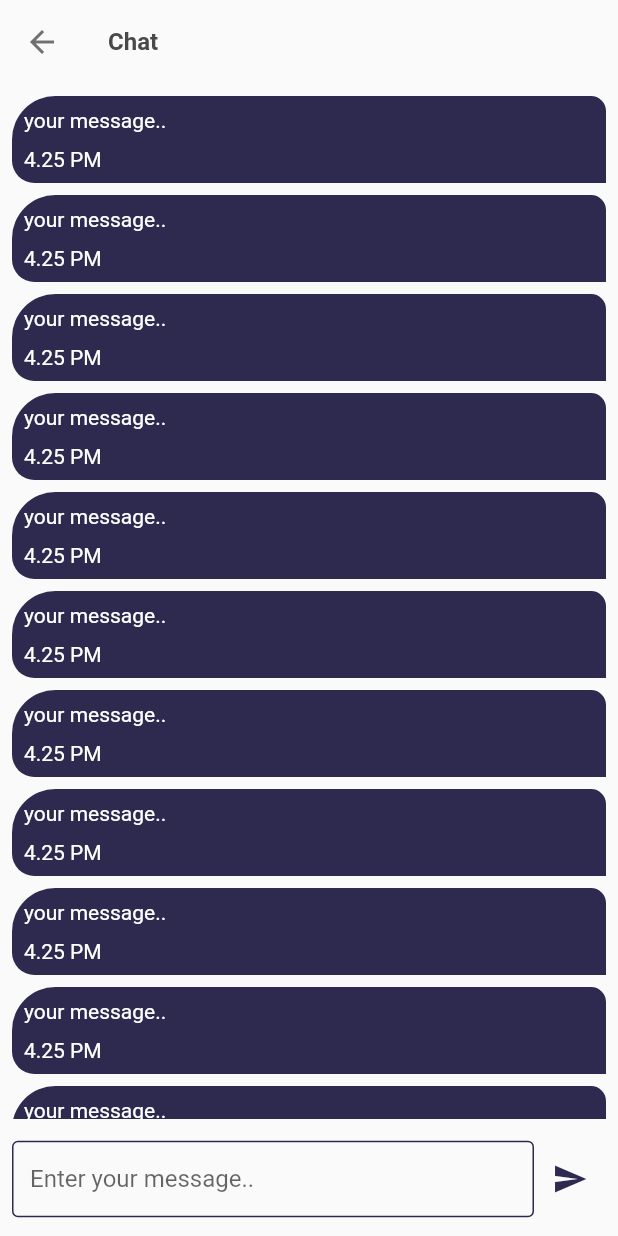
After one commit to Sohag-84/eMart-sellar-app, a Flutter app: the ChatScreen screen opened directly, on a phone screen of 412 x 824 dp. The commit adds this screen. Run offline on Flutter 3.47's test engine with Material 2 defaults, Android fonts, the light colour scheme and no system bars; our stand-ins replace firebase_core, get, velocity_x; accounts and stored records are empty.

Commit message:
chat screen is designed

```diff
--- a/lib/const/strings.dart
+++ b/lib/const/strings.dart
@@ -26,7 +26,8 @@ const appname = "eMart Seller App",
     editProfile = "Edit Profile",
     changeImage = "Change Image",
     username = "Username",
-    confirmPassword = "Confirm Password";
+    confirmPassword = "Confirm Password",
+    chat = "Chat";
 
 //shop settings string
 const nameHint = "eg. vendor name",
--- /dev/null
+++ b/lib/views/messages_screen/chat_screen.dart
@@ -0,0 +1,66 @@
+// ignore_for_file: prefer_const_constructors
+
+import 'package:e_mart_seller/const/const.dart';
+import 'package:e_mart_seller/views/messages_screen/components/chat_bubble.dart';
+
+class ChatScreen extends StatelessWidget {
+  const ChatScreen({Key? key}) : super(key: key);
+
+  @override
+  Widget build(BuildContext context) {
+    return Scaffold(
+      appBar: AppBar(
+        iconTheme: IconThemeData(color: darkGrey),
+        title: boldText(text: chat, color: fontGrey, size: 16),
+      ),
+      body: Padding(
+        padding: const EdgeInsets.all(8.0),
+        child: Column(
+          children: [
+            Expanded(
+              child: ListView.builder(
+                itemCount: 20,
+                itemBuilder: (context, index) {
+                  return chatBubble(
+                  );
+                }
+              ),
+            ),
+            10.heightBox,
+            SizedBox(
+              height: 60,
+              child: Row(
+                children: [
+                  Expanded(
+                    child: TextFormField(
+                      decoration: InputDecoration(
+                        isDense: true,
+                        border: OutlineInputBorder(
+                          borderSide: BorderSide(color: purpleColor),
+                        ),
+                        enabledBorder: OutlineInputBorder(
+                          borderSide: BorderSide(color: purpleColor),
+                        ),
+                        focusedBorder: OutlineInputBorder(
+                          borderSide: BorderSide(color: purpleColor),
+                        ),
+                        hintText: "Enter your message..",
+                      ),
+                    ),
+                  ),
+                  IconButton(
+                    onPressed: null,
+                    icon: Icon(
+                      Icons.send,
+                      color: purpleColor,
+                    ),
+                  ),
+                ],
+              ),
+            )
+          ],
+        ),
+      ),
+    );
+  }
+}
--- /dev/null
+++ b/lib/views/messages_screen/components/chat_bubble.dart
@@ -0,0 +1,26 @@
+// ignore_for_file: prefer_const_constructors
+
+import 'package:e_mart_seller/const/const.dart';
+
+Widget chatBubble() {
+  return Container(
+    padding: EdgeInsets.all(8),
+    margin: EdgeInsets.only(bottom: 8),
+    decoration: BoxDecoration(
+      color: purpleColor,
+      borderRadius: BorderRadius.only(
+        topLeft: Radius.circular(29),
+        topRight: Radius.circular(10),
+        bottomLeft: Radius.circular(15),
+      ),
+    ),
+    child: Column(
+      crossAxisAlignment: CrossAxisAlignment.start,
+      children: [
+        normalText(text: 'your message..'),
+        10.heightBox,
+        normalText(text: "4.25 PM"),
+      ],
+    ),
+  );
+}
--- a/lib/views/messages_screen/messages_screen.dart
+++ b/lib/views/messages_screen/messages_screen.dart
@@ -1,6 +1,7 @@
 // ignore_for_file: prefer_const_constructors
 
 import 'package:e_mart_seller/const/const.dart';
+import 'package:e_mart_seller/views/messages_screen/chat_screen.dart';
 
 class MessagesScreen extends StatelessWidget {
   const MessagesScreen({Key? key}) : super(key: key);
@@ -9,6 +10,7 @@ class MessagesScreen extends StatelessWidget {
   Widget build(BuildContext context) {
     return Scaffold(
       appBar: AppBar(
+        iconTheme: IconThemeData(color: darkGrey),
         title: boldText(text: messages, size: 16, color: fontGrey),
       ),
       body: Padding(
@@ -19,7 +21,9 @@ class MessagesScreen extends StatelessWidget {
             children: List.generate(
               20,
               (index) => ListTile(
-                onTap: () {},
+                onTap: () {
+                  Get.to(() => ChatScreen());
+                },
                 leading: CircleAvatar(
                   backgroundColor: purpleColor,
                   child: Icon(Icons.person, color: white),
```
